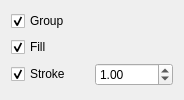
First picture: the form in src/gui/widgets/tools/shape_tool_widget.ui, repository mbasaglia/glaxnimate, before the edit.
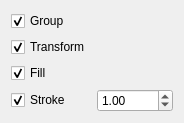
Second picture: the form after the edit. Icons and pictures are not drawn.

Commit message: Prepare stuff for the transform modifier

Diff of the .ui file:
```diff
--- a/src/gui/widgets/tools/shape_tool_widget.ui
+++ b/src/gui/widgets/tools/shape_tool_widget.ui
@@ -11,13 +11,28 @@
    </rect>
   </property>
   <layout class="QGridLayout" name="gridLayout">
-   <item row="1" column="0">
+   <item row="2" column="0">
     <widget class="QCheckBox" name="check_fill">
      <property name="text">
       <string>Fill</string>
      </property>
      <property name="icon">
-      <iconset theme="format-fill-color"/>
+      <iconset theme="format-fill-color">
+       <normaloff>.</normaloff>.</iconset>
+     </property>
+     <property name="checked">
+      <bool>true</bool>
+     </property>
+    </widget>
+   </item>
+   <item row="3" column="0">
+    <widget class="QCheckBox" name="check_stroke">
+     <property name="text">
+      <string>Stroke</string>
+     </property>
+     <property name="icon">
+      <iconset theme="format-stroke-color">
+       <normaloff>.</normaloff>.</iconset>
      </property>
      <property name="checked">
       <bool>true</bool>
@@ -37,20 +52,7 @@
      </property>
     </widget>
    </item>
-   <item row="2" column="0">
-    <widget class="QCheckBox" name="check_stroke">
-     <property name="text">
-      <string>Stroke</string>
-     </property>
-     <property name="icon">
-      <iconset theme="format-stroke-color"/>
-     </property>
-     <property name="checked">
-      <bool>true</bool>
-     </property>
-    </widget>
-   </item>
-   <item row="2" column="1">
+   <item row="3" column="1">
     <widget class="QDoubleSpinBox" name="spin_stroke_width">
      <property name="toolTip">
       <string>Stroke Width</string>
@@ -63,6 +65,19 @@
      </property>
     </widget>
    </item>
+   <item row="1" column="0">
+    <widget class="QCheckBox" name="check_transform">
+     <property name="text">
+      <string>Transform</string>
+     </property>
+     <property name="icon">
+      <iconset theme="transform-move"/>
+     </property>
+     <property name="checked">
+      <bool>true</bool>
+     </property>
+    </widget>
+   </item>
   </layout>
  </widget>
  <resources/>
```
Left out of the diff: 23 changed lines with no effect on the pictures. The commit also changes 7 other files.
